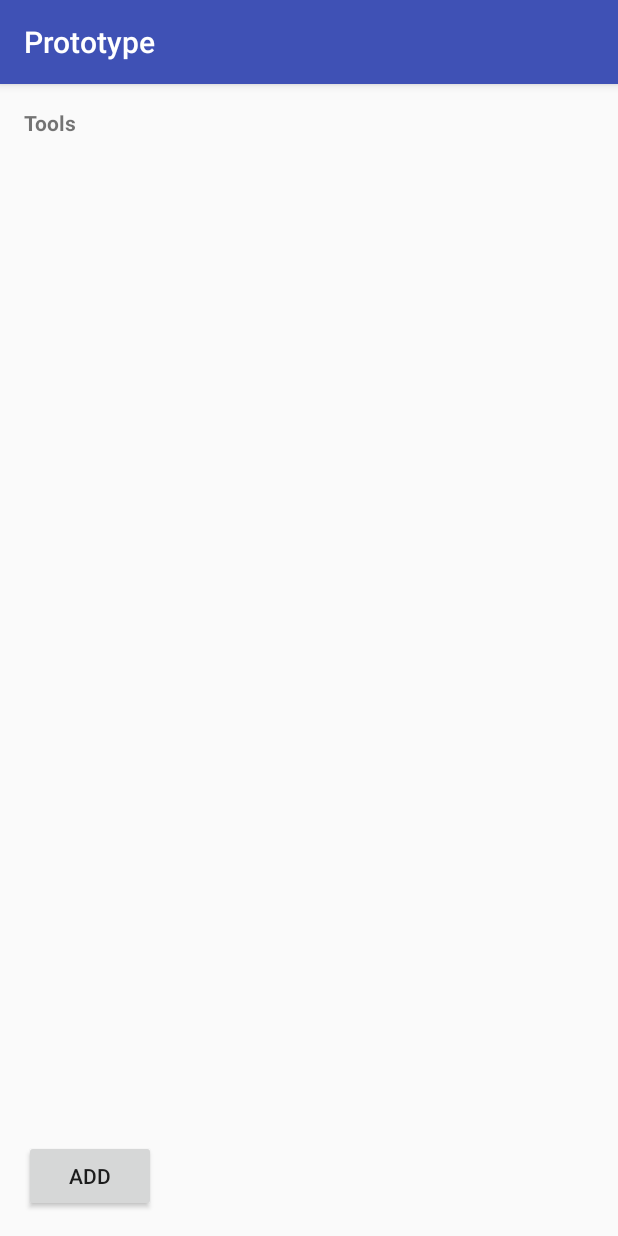
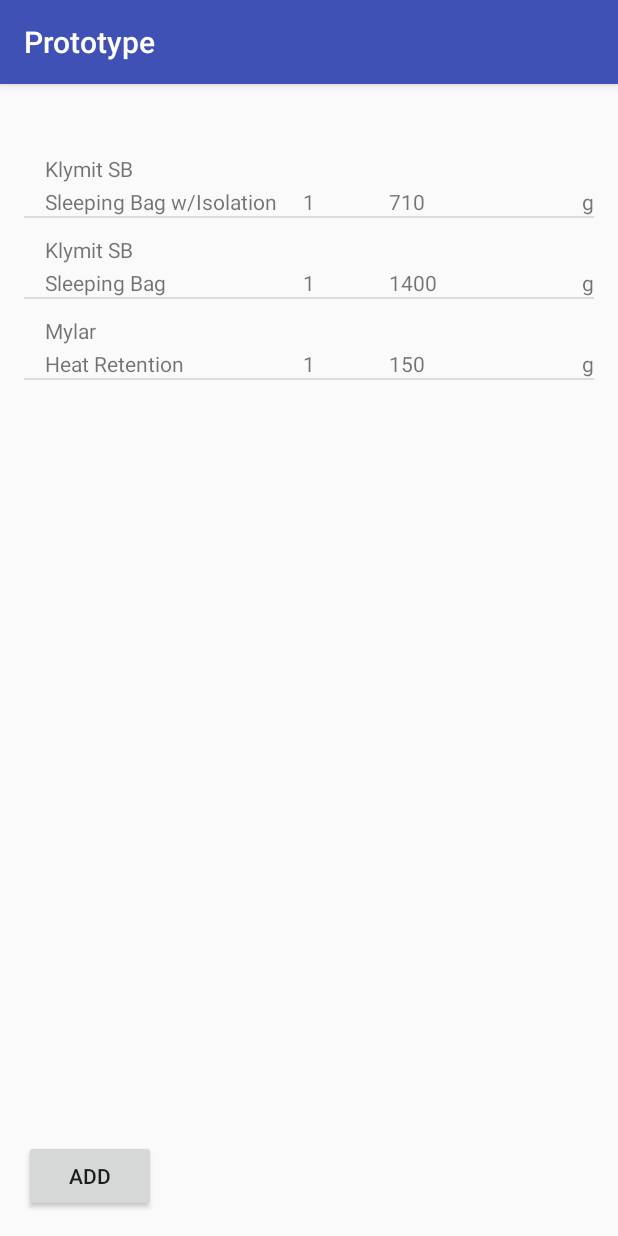
Before and after one commit to miguel-mzbi/APISWeightless, an Android app: the InsideCategoryActivity screen opened directly, with no data from a screen before it, on a phone screen of 412 x 824 dp. Run offline under Robolectric (Android 15) with nearby library versions, the phone set to English and light mode, and no system bars.

Commit message:
Full prototype

```diff
--- a/Prototipo/app/src/main/java/com/mobiledevices/miguel/prototype/CategoryActivity.java
+++ b/Prototipo/app/src/main/java/com/mobiledevices/miguel/prototype/CategoryActivity.java
@@ -3,6 +3,8 @@ package com.mobiledevices.miguel.prototype;
 import android.content.Intent;
 import android.support.v7.app.AppCompatActivity;
 import android.os.Bundle;
+import android.view.View;
+import android.widget.AdapterView;
 import android.widget.ArrayAdapter;
 import android.widget.Button;
 import android.widget.ListView;
@@ -14,7 +16,7 @@ public class CategoryActivity extends AppCompatActivity {
 
     TextView equipmentName;
     Button addCategory;
-    ListView itemsList;
+    ListView categoryList;
     ArrayList<String> categories = new ArrayList<String>(); // This ArrayList will be deleted after. Should be stored in DB.
     ArrayAdapter<String> categoriesAdapter; // This will be a cursorAdapter for DB
 
@@ -27,11 +29,27 @@ public class CategoryActivity extends AppCompatActivity {
         equipmentName = (TextView) findViewById(R.id.tview_title_category);
         equipmentName.setText(i.getStringExtra("categoryName"));
         addCategory = (Button) findViewById(R.id.button_addCategory_category);
-        itemsList = (ListView) findViewById(R.id.listView_categories_category);
+        categoryList = (ListView) findViewById(R.id.listView_categories_category);
         categories.add("Sleep");
         categories.add("Water & Food");
         categories.add("Shoes");
         categoriesAdapter = new ArrayAdapter<String>(this, android.R.layout.simple_list_item_1, categories);
-        itemsList.setAdapter(categoriesAdapter);
+        categoryList.setAdapter(categoriesAdapter);
+
+        categoryList.setOnItemClickListener(new AdapterView.OnItemClickListener() {
+            @Override
+            public void onItemClick(AdapterView<?> parent, View view, int position, long id) {
+                String item = categoriesAdapter.getItem(position);
+                Intent i = new Intent(getApplicationContext(), InsideCategoryActivity.class);
+                i.putExtra("categoryName", item);
+                startActivity(i);
+            }
+        });
+    }
+
+    public void addCategory(View v) {
+
+        categories.add("New Category");
+        categoriesAdapter.notifyDataSetChanged();
     }
 }
--- a/Prototipo/app/src/main/java/com/mobiledevices/miguel/prototype/InsideCategoryActivity.java
+++ b/Prototipo/app/src/main/java/com/mobiledevices/miguel/prototype/InsideCategoryActivity.java
@@ -1,13 +1,38 @@
 package com.mobiledevices.miguel.prototype;
 
+import android.content.Intent;
 import android.support.v7.app.AppCompatActivity;
 import android.os.Bundle;
+import android.widget.ListView;
+import android.widget.TextView;
+
+import com.mobiledevices.miguel.prototype.adapters.Item;
+import com.mobiledevices.miguel.prototype.adapters.ItemAdapter;
+
+import java.util.ArrayList;
 
 public class InsideCategoryActivity extends AppCompatActivity {
+
+    TextView categoryTitle;
+    ListView itemList;
+    ItemAdapter itemAdapter;
+    ArrayList<Item> items = new ArrayList<Item>();
 
     @Override
     protected void onCreate(Bundle savedInstanceState) {
         super.onCreate(savedInstanceState);
         setContentView(R.layout.activity_inside_category);
+
+        Intent i = getIntent();
+        items.add(new Item("Klymit SB", "Sleeping Bag w/Isolation", 1, 710, "g"));
+        items.add(new Item("Klymit SB", "Sleeping Bag", 1, 1400, "g"));
+        items.add(new Item("Mylar", "Heat Retention", 1, 150, "g"));
+
+        categoryTitle = (TextView) findViewById(R.id.tview_title_inside);
+        categoryTitle.setText(i.getStringExtra("categoryName"));
+        itemList = (ListView) findViewById(R.id.listView_items_inside);
+        itemAdapter = new ItemAdapter(this, R.layout.item_row, items);
+        itemList.setAdapter(itemAdapter);
+
     }
 }
--- a/Prototipo/app/src/main/java/com/mobiledevices/miguel/prototype/MainActivity.java
+++ b/Prototipo/app/src/main/java/com/mobiledevices/miguel/prototype/MainActivity.java
@@ -46,8 +46,6 @@ public class MainActivity extends AppCompatActivity {
     public void createEquipmentClick(View v) {
 
         equipments.add(equipmentName.getText().toString());
-        equipmentsAdapter = new ArrayAdapter<String>(this, R.layout.support_simple_spinner_dropdown_item, equipments);
-        equipmentsAdapter.setDropDownViewResource(R.layout.support_simple_spinner_dropdown_item);
-        selectEquipment.setAdapter(equipmentsAdapter);
+        equipmentsAdapter.notifyDataSetChanged();
     }
 }
--- /dev/null
+++ b/Prototipo/app/src/main/java/com/mobiledevices/miguel/prototype/adapters/Item.java
@@ -0,0 +1,44 @@
+package com.mobiledevices.miguel.prototype.adapters;
+
+public class Item {
+
+    private String name;
+    private String desc;
+    private int qty;
+    private int weight;
+    private String measure;
+
+    public Item(String name, String desc, int qty, int weight, String measure) {
+
+        this.name = name;
+        this.desc = desc;
+        this.qty = qty;
+        this.weight = weight;
+        this.measure = measure;
+    }
+
+    public String getName() {
+
+        return this.name;
+    }
+
+    public String getDesc() {
+
+        return this.desc;
+    }
+
+    public String getQty() {
+
+        return this.qty+"";
+    }
+
+    public String getWeight() {
+
+        return this.weight+"";
+    }
+
+    public String getMeasure() {
+
+        return this.measure;
+    }
+}
--- /dev/null
+++ b/Prototipo/app/src/main/java/com/mobiledevices/miguel/prototype/adapters/ItemAdapter.java
@@ -0,0 +1,71 @@
+package com.mobiledevices.miguel.prototype.adapters;
+
+import android.content.Context;
+import android.view.LayoutInflater;
+import android.view.View;
+import android.view.ViewGroup;
+import android.widget.ArrayAdapter;
+import android.widget.TextView;
+
+import com.mobiledevices.miguel.prototype.R;
+
+import java.util.List;
+
+public class ItemAdapter extends ArrayAdapter<Item> {
+
+    public ItemAdapter(Context context, int textViewResourceId) {
+
+        super(context, textViewResourceId);
+    }
+
+    public ItemAdapter(Context context, int resource, List<Item> items) {
+
+        super(context, resource, items);
+    }
+    @Override
+    public View getView(int position, View convertView, ViewGroup parent) {
+
+        View v = convertView;
+        if(v == null) {
+
+            LayoutInflater li = LayoutInflater.from(getContext());
+            v = li.inflate(R.layout.item_row, null);
+        }
+
+        Item p = getItem(position);
+        if(p != null) {
+            TextView itemName = (TextView) v.findViewById(R.id.tview_itemName_itemRow);
+            TextView itemDesc = (TextView) v.findViewById(R.id.tview_itemDesc_itemRow);
+            TextView itemQty = (TextView) v.findViewById(R.id.tview_itemQty_itemRow);
+            TextView itemWeight = (TextView) v.findViewById(R.id.tview_itemWeight_itemRow);
+            TextView itemMeasure = (TextView) v.findViewById(R.id.tview_itemMeasure_itemRow);
+
+            if(itemName != null) {
+
+                itemName.setText(p.getName());
+            }
+
+            if(itemDesc != null) {
+
+                itemDesc.setText(p.getDesc());
+            }
+
+            if(itemQty != null) {
+
+                itemQty.setText(p.getQty());
+            }
+
+            if(itemWeight != null) {
+
+                itemWeight.setText(p.getWeight());
+            }
+
+            if(itemMeasure != null) {
+
+                itemMeasure.setText(p.getMeasure());
+            }
+        }
+
+        return v;
+    }
+}
--- a/Prototipo/app/src/main/res/layout/activity_category.xml
+++ b/Prototipo/app/src/main/res/layout/activity_category.xml
@@ -48,6 +48,7 @@
         android:layout_height="wrap_content"
         android:id="@+id/button_addCategory_category"
         android:layout_alignParentStart="true"
-        android:layout_alignParentBottom="true" />
+        android:layout_alignParentBottom="true"
+        android:onClick="addCategory" />
 
 </RelativeLayout>
--- a/Prototipo/app/src/main/res/layout/activity_inside_category.xml
+++ b/Prototipo/app/src/main/res/layout/activity_inside_category.xml
@@ -29,9 +29,8 @@
         <ListView
             android:layout_width="match_parent"
             android:layout_height="match_parent"
-            android:layout_below="@+id/tview_title_inside"
             android:layout_alignParentStart="true"
-            android:id="@+id/testView_items_inside" />
+            android:id="@+id/listView_items_inside" />
     </RelativeLayout>
 
     <Button
--- /dev/null
+++ b/Prototipo/app/src/main/res/layout/item_row.xml
@@ -0,0 +1,50 @@
+<?xml version="1.0" encoding="utf-8"?>
+<RelativeLayout xmlns:android="http://schemas.android.com/apk/res/android"
+    android:layout_height="wrap_content" android:orientation="vertical"
+    android:layout_width="fill_parent">
+
+    <TextView
+        android:text="Item Name"
+        android:layout_width="match_parent"
+        android:layout_height="wrap_content"
+        android:layout_alignParentTop="true"
+        android:layout_alignParentStart="true"
+        android:layout_marginStart="14dp"
+        android:layout_marginTop="11dp"
+        android:id="@+id/tview_itemName_itemRow" />
+
+    <TextView
+        android:text="Item Description"
+        android:layout_width="wrap_content"
+        android:layout_height="wrap_content"
+        android:id="@+id/tview_itemDesc_itemRow"
+        android:layout_alignParentTop="true"
+        android:layout_alignStart="@+id/tview_itemName_itemRow"
+        android:layout_marginTop="33dp" />
+
+    <TextView
+        android:text="Item Qty"
+        android:layout_width="wrap_content"
+        android:layout_height="wrap_content"
+        android:layout_alignTop="@+id/tview_itemDesc_itemRow"
+        android:layout_centerHorizontal="true"
+        android:id="@+id/tview_itemQty_itemRow" />
+
+    <TextView
+        android:text="Weight"
+        android:layout_width="wrap_content"
+        android:layout_height="wrap_content"
+        android:layout_alignTop="@+id/tview_itemQty_itemRow"
+        android:layout_toEndOf="@+id/tview_itemQty_itemRow"
+        android:layout_marginStart="49dp"
+        android:id="@+id/tview_itemWeight_itemRow" />
+
+    <TextView
+        android:text="kg"
+        android:layout_width="wrap_content"
+        android:layout_height="wrap_content"
+        android:layout_alignTop="@+id/tview_itemWeight_itemRow"
+        android:layout_alignParentEnd="true"
+        android:id="@+id/tview_itemMeasure_itemRow" />
+
+</RelativeLayout>
```
